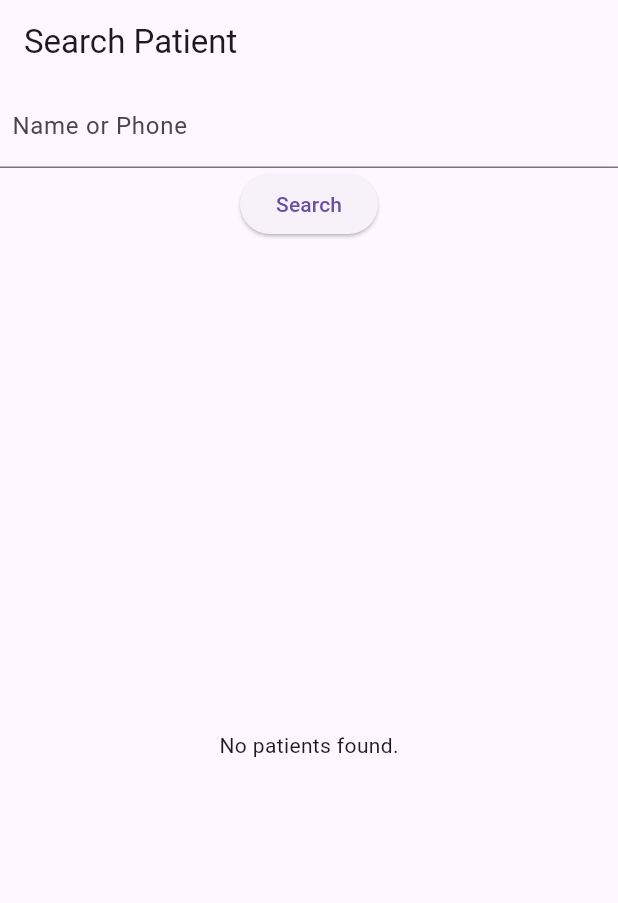
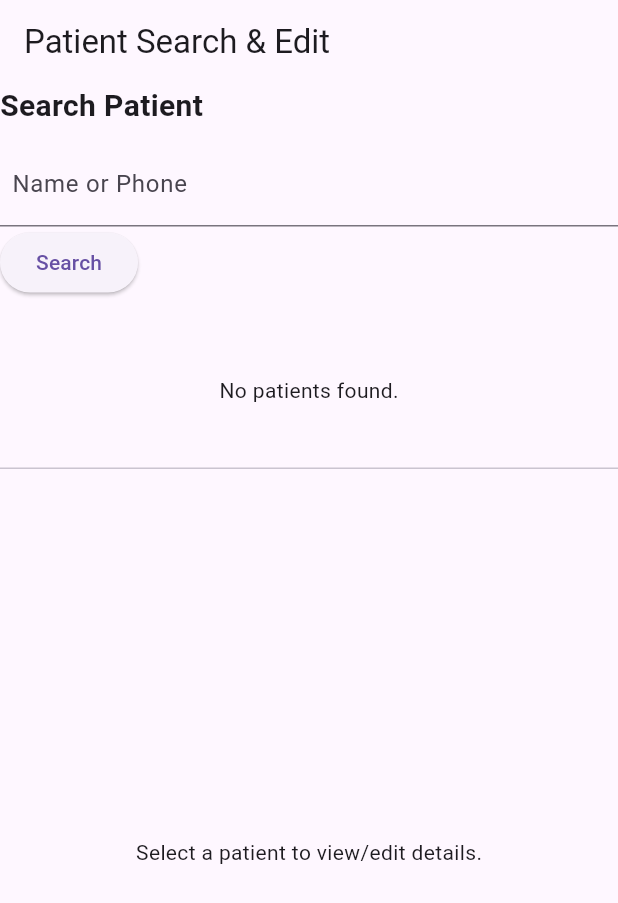
Before and after one commit to varunpnair92/clinic, a Flutter app: the screen it shows after launch, on a phone screen of 412 x 824 dp. Shown: the top 903 px of the screen. Run offline on Flutter 3.47's test engine with Material 3 defaults, Android fonts, the phone set to English and light mode, and no system bars; our stand-ins replace file_picker, get.

Commit message:
added edit and sach insigle page with media query and use widget and alled in row and column

```diff
--- a/lib/main.dart
+++ b/lib/main.dart
@@ -4,6 +4,7 @@ import 'package:clinic/reception_home.dart';
 import 'package:clinic/register.dart';
 import 'package:clinic/report.dart';
 import 'package:clinic/search.dart';
+import 'package:clinic/search_edit.dart';
 import 'package:flutter/material.dart';
 import 'package:get/get.dart';
 
@@ -19,7 +20,7 @@ class MyApp extends StatelessWidget {
     return GetMaterialApp(
       title: 'Clinic Patient Management',
       theme: ThemeData(primarySwatch: Colors.teal),
-      initialRoute: '/search',
+      initialRoute: '/searchEdit',
       getPages: [
         GetPage(name: '/', page: () =>  LoginPage()),
         GetPage(name: '/reception', page: () => const ReceptionistHomePage()),
@@ -27,6 +28,7 @@ class MyApp extends StatelessWidget {
         GetPage(name: '/search', page: () => const SearchPage()),
         GetPage(name: '/doctor', page: () => const DoctorPage()),
         GetPage(name: '/reports', page: () => const ReportsPage()),
+        GetPage(name: '/searchEdit', page: () => const PatientSearchAndEditPage()),
       ],
     );
   }
--- /dev/null
+++ b/lib/search_edit.dart
@@ -0,0 +1,153 @@
+import 'package:clinic/controller.dart';
+import 'package:flutter/material.dart';
+import 'package:get/get.dart';
+
+class PatientSearchAndEditPage extends StatelessWidget {
+  const PatientSearchAndEditPage({super.key});
+
+  @override
+  Widget build(BuildContext context) {
+    final apiController = Get.put(ApiController());
+    final queryController = TextEditingController();
+    final bool isWideScreen = MediaQuery.of(context).size.width > 600;
+
+    Widget searchPanel() {
+      return Expanded(
+        flex: 1,
+        child: Column(
+          crossAxisAlignment: CrossAxisAlignment.start,
+          children: [
+            const Text('Search Patient',
+                style: TextStyle(fontSize: 20, fontWeight: FontWeight.bold)),
+            const SizedBox(height: 10),
+            TextField(
+              controller: queryController,
+              decoration: const InputDecoration(
+                  labelText: 'Name or Phone', contentPadding: EdgeInsets.all(8)),
+              onSubmitted: (val) => apiController.searchPatient(val),
+            ),
+            ElevatedButton(
+              onPressed: () => apiController.searchPatient(queryController.text),
+              child: const Text('Search'),
+            ),
+            const SizedBox(height: 10),
+            Expanded(
+              child: Obx(() {
+                if (apiController.loading.value) {
+                  return const Center(child: CircularProgressIndicator());
+                }
+                if (apiController.searchResults.isEmpty) {
+                  return const Center(child: Text('No patients found.'));
+                }
+                return ListView.builder(
+                  itemCount: apiController.searchResults.length,
+                  itemBuilder: (context, index) {
+                    final patient = apiController.searchResults[index];
+                    return ListTile(
+                      title: Text(patient['name']),
+                      subtitle: Text('OP: ${patient['op_number']}'),
+                      onTap: () {
+                        apiController.selectedPatient.value = patient;
+                        apiController.nameCtrl.text = patient['name'] ?? '';
+                        apiController.ageCtrl.text =
+                            '${patient['age'] ?? ''}';
+                        apiController.genderCtrl.text =
+                            patient['gender'] ?? '';
+                        apiController.phoneCtrl.text =
+                            patient['phone'] ?? '';
+                        apiController.addressCtrl.text =
+                            patient['address']?['address'] ?? '';
+                      },
+                    );
+                  },
+                );
+              }),
+            ),
+          ],
+        ),
+      );
+    }
+
+    Widget patientEditor() {
+      return Expanded(
+        flex: 2,
+        child: Obx(() {
+          final patient = apiController.selectedPatient.value;
+          if (patient == null) {
+            return const Center(
+              child: Text('Select a patient to view/edit details.'),
+            );
+          }
+          return SingleChildScrollView(
+            child: Padding(
+              padding: const EdgeInsets.all(16),
+              child: Column(
+                crossAxisAlignment: CrossAxisAlignment.start,
+                children: [
+                  const Text('Edit Patient Details',
+                      style:
+                          TextStyle(fontSize: 20, fontWeight: FontWeight.bold)),
+                  const SizedBox(height: 10),
+                  Text('OP Number: ${patient['op_number']}',
+                      style: const TextStyle(color: Colors.grey)),
+                  TextField(
+                      controller: apiController.nameCtrl,
+                      decoration: const InputDecoration(labelText: 'Name')),
+                  TextField(
+                      controller: apiController.ageCtrl,
+                      decoration: const InputDecoration(labelText: 'Age')),
+                  TextField(
+                      controller: apiController.genderCtrl,
+                      decoration: const InputDecoration(labelText: 'Gender')),
+                  TextField(
+                      controller: apiController.phoneCtrl,
+                      decoration: const InputDecoration(labelText: 'Phone')),
+                  TextField(
+                      controller: apiController.addressCtrl,
+                      decoration: const InputDecoration(labelText: 'Address')),
+                  const SizedBox(height: 20),
+                  ElevatedButton(
+                    onPressed: () async {
+                      final updatedData = {
+                        'name': apiController.nameCtrl.text,
+                        'age': int.tryParse(apiController.ageCtrl.text) ?? 0,
+                        'gender': apiController.genderCtrl.text,
+                        'phone': apiController.phoneCtrl.text,
+                        'address': {
+                          'address': apiController.addressCtrl.text,
+                        },
+                      };
+                      await apiController.updatePatient(
+                          patient['id'], updatedData);
+                      apiController.selectedPatient.value = null;
+                    },
+                    child: const Text('Update Patient'),
+                  ),
+                ],
+              ),
+            ),
+          );
+        }),
+      );
+    }
+
+    return Scaffold(
+      appBar: AppBar(title: const Text('Patient Search & Edit')),
+      body: isWideScreen
+          ? Row(
+              children: [
+                searchPanel(),
+                const VerticalDivider(width: 1),
+                patientEditor(),
+              ],
+            )
+          : Column(
+              children: [
+                Expanded(flex: 1, child: searchPanel()),
+                const Divider(height: 1),
+                Expanded(flex: 2, child: patientEditor()),
+              ],
+            ),
+    );
+  }
+}
```
